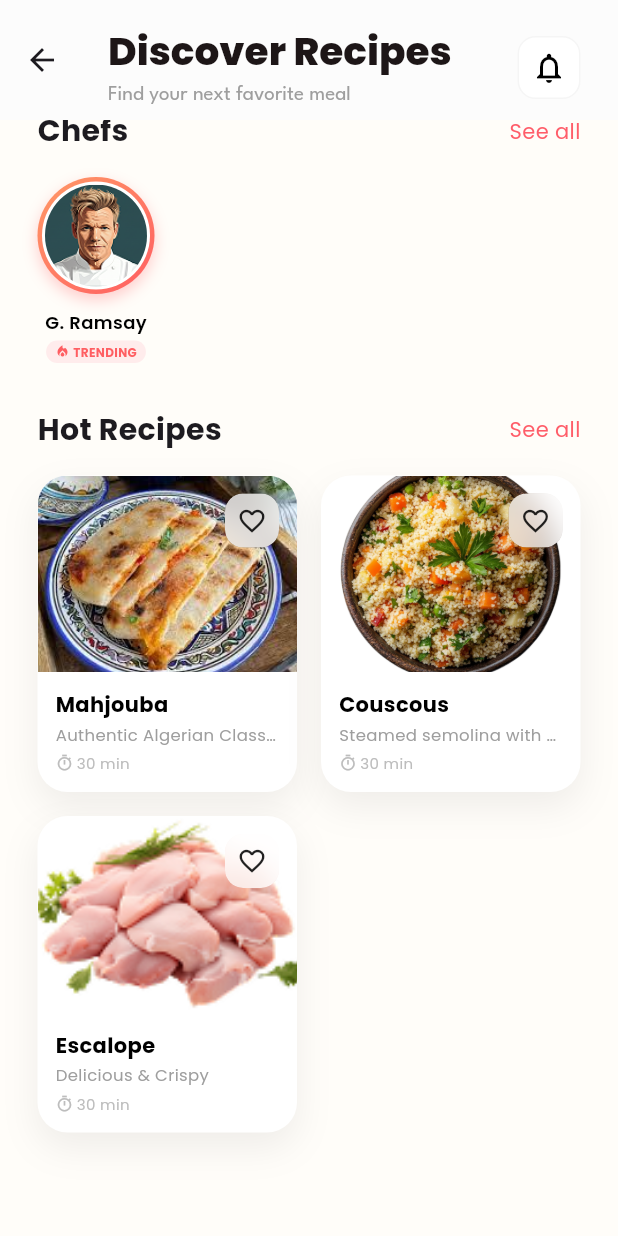
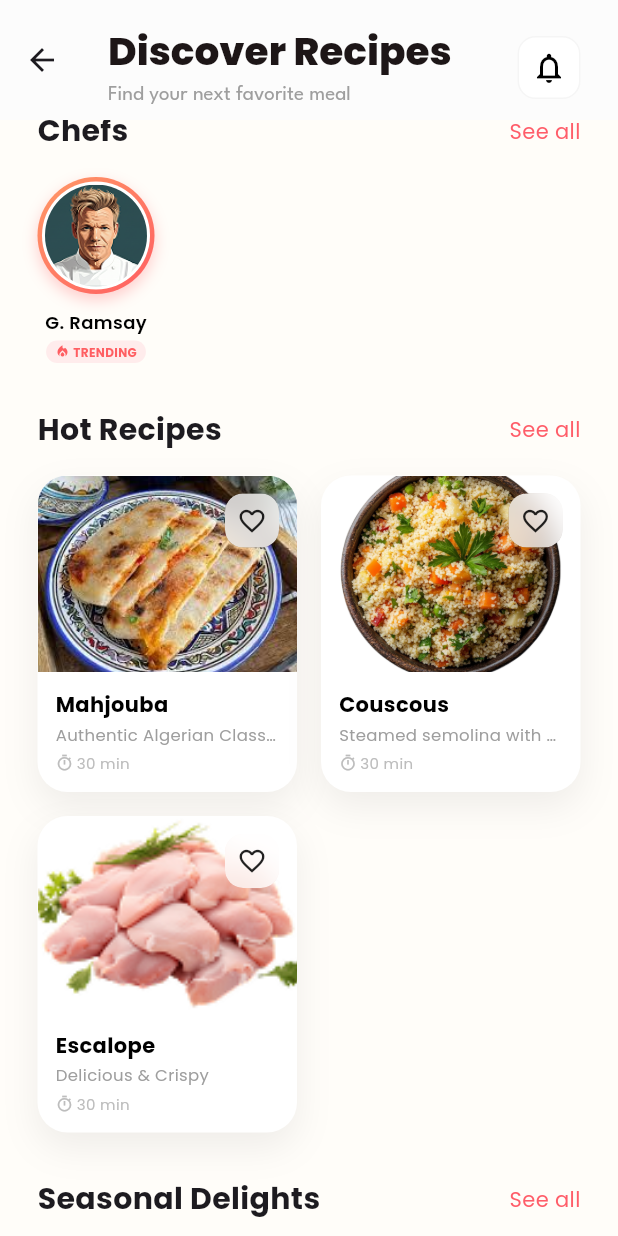
Before and after one commit to mohaneddz/Chef-Kit, a Flutter app: the RecipeDiscoveryScreen screen opened directly, scrolled down 112 dp, on a phone screen of 412 x 824 dp. Run offline on Flutter 3.47's test engine with Material 3 defaults, Android fonts, the phone set to English and light mode, and no system bars; our stand-ins replace equatable, flutter_bloc, flutter_secure_storage, image_picker, lucide_icons, sqflite; accounts and stored records are empty.

Commit message:
fix discover page layout

```diff
--- a/lib/views/screens/discovery/discovery_page.dart
+++ b/lib/views/screens/discovery/discovery_page.dart
@@ -203,24 +203,41 @@ class _RecipeDiscoveryScreenState extends State<RecipeDiscoveryScreen> {
                     },
                   ),
                   const SizedBox(height: 30),
-                  // SectionHeaderWidget(
-                  //   title: 'Seasonal Delights',
-                  //   onSeeAllPressed: () => Navigator.push(context, MaterialPageRoute(builder: (_) => const AllSeasonalPage())),
-                  // ),
-                  // const SizedBox(height: 16),
-                  // Column(
-                  //   children: [
-                  //     for (final recipe in state.seasonalRecipes) ...[
-                  //       SeasonalItemWidget(
-                  //         title: recipe.title,
-                  //         subtitle: recipe.subtitle,
-                  //         imageUrl: recipe.imageUrl,
-                  //         onTap: () {},
-                  //       ),
-                  //       const SizedBox(height: 16),
-                  //     ],
-                  //   ],
-                  // ),
+                  SectionHeaderWidget(
+                    title: 'Seasonal Delights',
+                    onSeeAllPressed: () => Navigator.push(context, MaterialPageRoute(builder: (_) => const AllSeasonalPage())),
+                  ),
+                  const SizedBox(height: 16),
+                  Column(
+                    children: [
+                      for (final recipe in state.seasonalRecipes) ...[
+                        SeasonalItemWidget(
+                          title: recipe.name,
+                          subtitle: recipe.description,
+                          imageUrl: recipe.imageUrl,
+                          onTap: () {
+                            Navigator.push(
+                              context,
+                              MaterialPageRoute(
+                                builder: (_) => ItemPage(
+                                  title: recipe.name,
+                                  imagePath: recipe.imageUrl,
+                                  servings: '${recipe.servingsCount} servings',
+                                  calories: '${recipe.calories} Kcal',
+                                  time: '${recipe.prepTime + recipe.cookTime} min',
+                                  ingredients: recipe.ingredients,
+                                  tags: recipe.tags,
+                                  recipeText: recipe.instructions.join('\n'),
+                                  initialFavorite: recipe.isFavorite,
+                                ),
+                              ),
+                            );
+                          },
+                        ),
+                        const SizedBox(height: 16),
+                      ],
+                    ],
+                  ),
                   const SizedBox(height: 30),
                 ],
               ),
```
